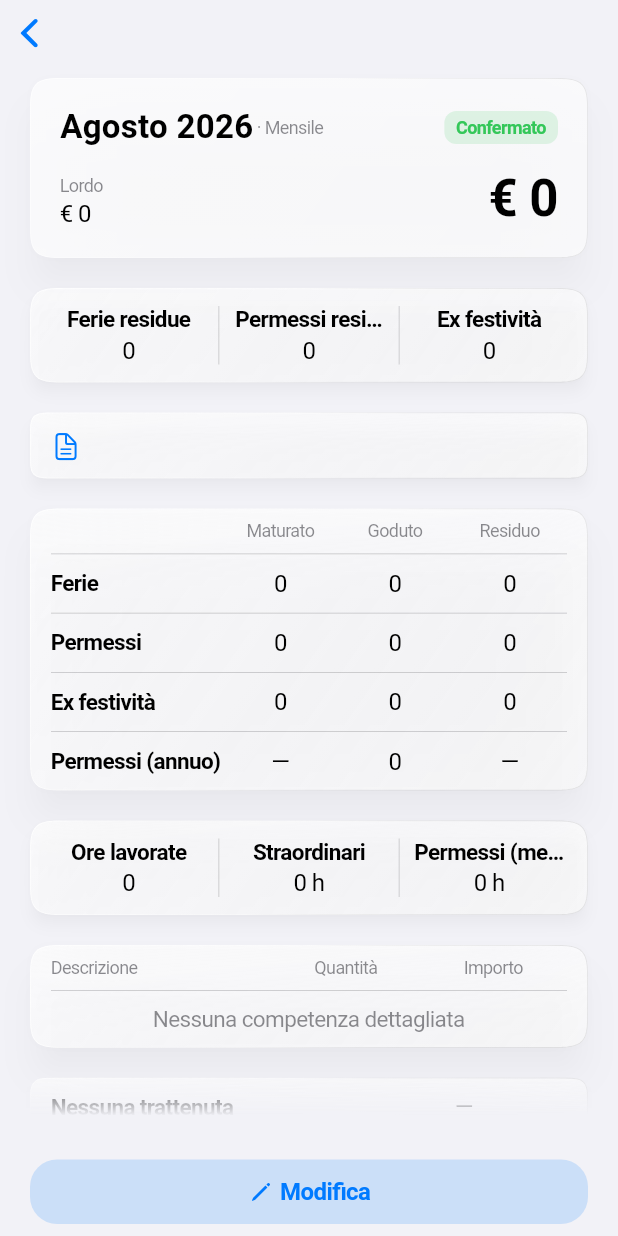
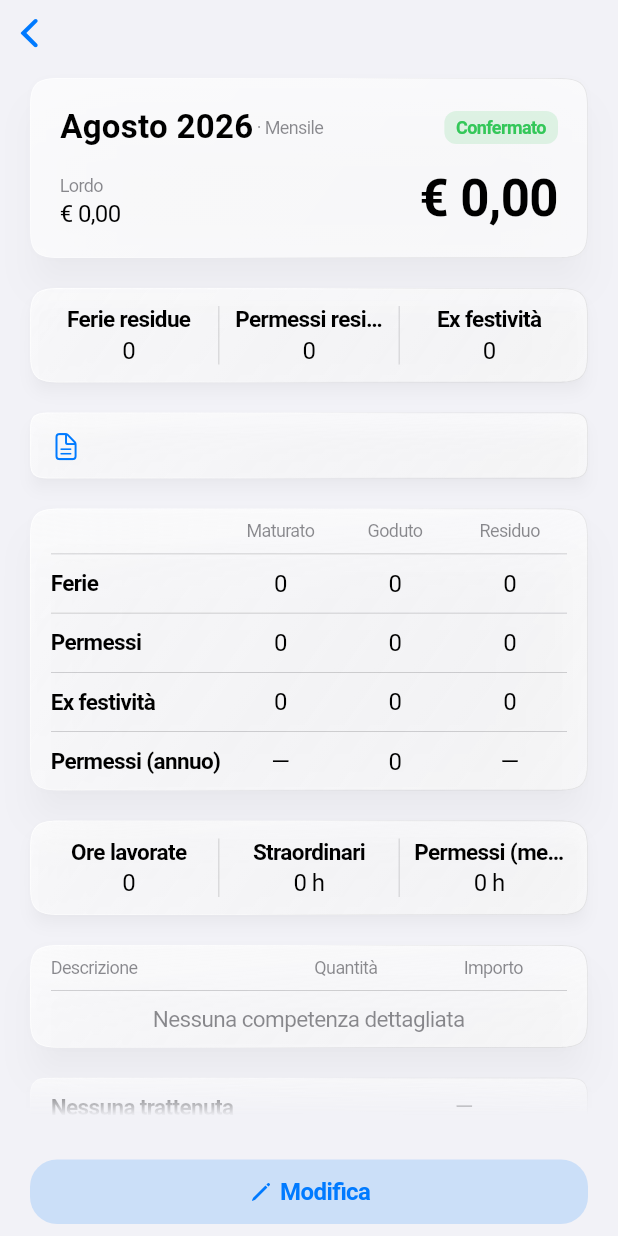
Before and after one commit to valeeerio/buts, a Flutter app: the BustaPagaDetailScreen screen opened directly with empty values, on a phone screen of 412 x 824 dp. Run offline on Flutter 3.47's test engine with Material 3 defaults, Android fonts, the light colour scheme and no system bars; our stand-ins replace drift, fl_chart, flutter_riverpod, flutter_sticky_header, open_filex, sqlite3_flutter_libs; missing offline and left inert: file_selector, syncfusion_flutter_pdf; accounts and stored records are empty; generated files the repository leaves out were written again.

Commit message:
feat: implement computeNetto function to calculate net salary from gross and deductions
- Added computeNetto function to calculate net salary by subtracting total deductions from gross salary.
- Updated BustaPaga model to include net salary calculation during save operations.
- Refactored BustaPagaDetailScreen and BustaPagaFormScreen to remove direct net salary input and display calculated net salary.
- Enhanced UI to reflect changes in net salary formatting using formatEuro function.
- Updated tests to validate net salary calculations and ensure correct parsing of salary details including new exFestivita fields.

```diff
--- a/lib/models/busta_paga.dart
+++ b/lib/models/busta_paga.dart
@@ -48,6 +48,13 @@ double computeStraordinari(List<VoceCompetenza> competenze) => competenze
     .where((voce) => voceEStraordinaria(voce.descrizione))
     .fold(0.0, (somma, voce) => somma + voce.quantita);
 
+/// Il "netto" derivato: [lordo] meno la somma di tutte le [trattenute],
+/// stessa logica di [computeLordo]/[computeStraordinari] — nessun clamp,
+/// può risultare negativo se le trattenute superano il lordo (dato di
+/// input incoerente da segnalare altrove, non da mascherare qui).
+double computeNetto(double lordo, Map<String, double> trattenute) =>
+    lordo - trattenute.values.fold(0.0, (somma, v) => somma + v);
+
 /// Dati ricavabili da una busta paga. Nomi campo allineati 1:1 a
 /// piano_progetto_finanze_personali.md §5 per rendere meccanica la futura
 /// mappatura a tabella Drift (skill drift-migration / agent
@@ -89,9 +96,11 @@ class BustaPaga {
   /// Voci di competenza individuali (es. Retribuzione ordinaria, Edr
   /// contrattuale, Straordinario per fascia). Vuota di default per
   /// retrocompatibilità con le buste paga salvate prima dell'introduzione di
-  /// questo campo. [lordo]/[straordinari] restano colonne memorizzate,
-  /// ricalcolate da questa lista al momento del salvataggio (vedi
-  /// `computeLordo`/`computeStraordinari`), non getter derivati al volo.
+  /// questo campo. [lordo]/[straordinari]/[netto] restano colonne
+  /// memorizzate, ricalcolate rispettivamente da questa lista e da
+  /// [trattenute] al momento del salvataggio (vedi
+  /// `computeLordo`/`computeStraordinari`/`computeNetto`), non getter
+  /// derivati al volo.
   final List<VoceCompetenza> competenze;
 
   final StatoVerificaBustaPaga statoVerifica;
--- a/lib/utils/busta_paga_formatting.dart
+++ b/lib/utils/busta_paga_formatting.dart
@@ -90,10 +90,27 @@ String periodoDisplayFor({required DateTime periodo, required TipoBustaPaga tipo
 /// Formatta un numero troncando a intero se il valore è intero, altrimenti
 /// mostra due cifre decimali — estratta da `_formatNumber` in
 /// `BustaPagaDetailScreen`, riusata anche da `BustaPagaSummaryHero`.
+///
+/// Usata per quantità NON monetarie (ferie, ROL, permessi, ore lavorate,
+/// straordinari, quantità delle voci di competenza) — per importi in euro
+/// usare invece [formatEuro].
 String formatNumber(double value) {
   return value == value.roundToDouble()
       ? value.toStringAsFixed(0)
       : value.toStringAsFixed(2);
+}
+
+final NumberFormat _euroFormat = NumberFormat('#,##0.00', 'it_IT');
+
+/// Formatta un importo in EURO nel formato italiano: punto come separatore
+/// delle migliaia, virgola come separatore decimale, sempre esattamente due
+/// cifre decimali (es. "1.483,54", "1.411,00") — a differenza di
+/// [formatNumber], che omette i decimali per i valori interi e non
+/// raggruppa le migliaia, e va usata solo per quantità non monetarie.
+/// Riservata a netto, lordo, importi di competenze/trattenute e ogni altro
+/// valore espresso in euro.
+String formatEuro(double value) {
+  return _euroFormat.format(value);
 }
 
 /// Converte un numero in formato italiano digitato dall'utente (punto come
--- a/lib/widgets/busta_paga_competenze_section.dart
+++ b/lib/widgets/busta_paga_competenze_section.dart
@@ -128,7 +128,7 @@ class BustaPagaCompetenzeSection extends StatelessWidget {
           Expanded(
             flex: 2,
             child: Text(
-              voce.importo == 0 ? '—' : '€ ${formatNumber(voce.importo)}',
+              voce.importo == 0 ? '—' : '€ ${formatEuro(voce.importo)}',
               style: valueStyle,
               textAlign: TextAlign.center,
             ),
--- a/lib/widgets/busta_paga_hero_card.dart
+++ b/lib/widgets/busta_paga_hero_card.dart
@@ -17,24 +17,24 @@ const _tipoLabels = {
 };
 
 /// Hero card in cima al dettaglio/form busta paga: mese, badge di stato e
-/// netto in massima evidenza. In modalità modifica il netto diventa un
-/// campo di testo e il mese/tipo sono tap-to-edit (aprono i picker del
-/// chiamante); il badge di stato resta sempre di sola lettura, non è
-/// modificabile direttamente.
+/// netto in massima evidenza. In modalità modifica il mese/tipo sono
+/// tap-to-edit (aprono i picker del chiamante); il badge di stato resta
+/// sempre di sola lettura, non è modificabile direttamente. Il netto è
+/// sempre un valore di sola lettura (derivato da lordo meno trattenute, mai
+/// un campo editabile diretto).
 ///
 /// Layout: la prima riga affianca periodo e tipo inline (es. "Luglio 2026 ·
 /// Mensile") con il badge di stato a destra; sotto, una riga a due colonne
 /// mostra il Lordo (sinistra, sempre di sola lettura — è un valore derivato
 /// da `competenze`, mai un campo editabile diretto, vedi CLAUDE.md) e il
-/// Netto (destra, il valore "hero" vero e proprio, l'unico editabile in
-/// modalità modifica).
+/// Netto (destra, il valore "hero" vero e proprio, anch'esso sempre
+/// derivato/di sola lettura).
 ///
 /// Non richiede un `BustaPaga` intero: solo `isConfermato` per il badge
 /// (il form di import, che non ha ancora una busta paga salvata, può così
 /// passare `isConfermato: false` senza fabbricare un modello fittizio),
 /// `lordoDisplay` e `nettoDisplay` (già formattati, senza simbolo "€") per
-/// i valori di sola lettura — quest'ultimo mostrato solo quando
-/// `nettoController` è `null`.
+/// i due valori.
 class BustaPagaHeroCard extends StatelessWidget {
   final bool isConfermato;
   final String periodoLabel;
@@ -42,7 +42,6 @@ class BustaPagaHeroCard extends StatelessWidget {
   final bool isEditing;
   final String lordoDisplay;
   final String nettoDisplay;
-  final TextEditingController? nettoController;
   final VoidCallback? onTapPeriodo;
   final VoidCallback? onTapTipo;
 
@@ -54,7 +53,6 @@ class BustaPagaHeroCard extends StatelessWidget {
     required this.isEditing,
     required this.lordoDisplay,
     required this.nettoDisplay,
-    this.nettoController,
     this.onTapPeriodo,
     this.onTapTipo,
   });
@@ -184,30 +182,11 @@ class BustaPagaHeroCard extends StatelessWidget {
               ),
               Expanded(
                 flex: 2,
-                child: nettoController == null
-                    ? Text(
-                        '€ $nettoDisplay',
-                        textAlign: TextAlign.right,
-                        style: heroAmountStyle,
-                      )
-                    : Row(
-                        mainAxisAlignment: MainAxisAlignment.end,
-                        children: [
-                          Text('€ ', style: heroAmountStyle),
-                          Expanded(
-                            child: CupertinoTextField(
-                              controller: nettoController,
-                              placeholder: '0',
-                              textAlign: TextAlign.right,
-                              keyboardType: const TextInputType.numberWithOptions(
-                                  decimal: true, signed: false),
-                              decoration: const BoxDecoration(),
-                              padding: EdgeInsets.zero,
-                              style: heroAmountStyle,
-                            ),
-                          ),
-                        ],
-                      ),
+                child: Text(
+                  '€ $nettoDisplay',
+                  textAlign: TextAlign.right,
+                  style: heroAmountStyle,
+                ),
               ),
             ],
           ),
--- a/lib/widgets/busta_paga_list_item.dart
+++ b/lib/widgets/busta_paga_list_item.dart
@@ -68,7 +68,7 @@ class BustaPagaListItem extends StatelessWidget {
               ),
             ),
             Text(
-              '€ ${formatNumber(bustaPaga.netto)}',
+              '€ ${formatEuro(bustaPaga.netto)}',
               style: AppTextStyles.cardAmount.copyWith(
                 color: labelPrimary,
                 fontWeight: FontWeight.w400,
--- a/lib/widgets/busta_paga_summary_hero.dart
+++ b/lib/widgets/busta_paga_summary_hero.dart
@@ -75,7 +75,7 @@ class BustaPagaSummaryHero extends StatelessWidget {
                     ),
                     const SizedBox(height: AppSpacing.sm),
                     Text(
-                      '€ ${formatNumber(bustaPaga.netto)}',
+                      '€ ${formatEuro(bustaPaga.netto)}',
                       style: AppTextStyles.greeting.copyWith(
                         color: labelPrimary,
                         fontWeight: FontWeight.w400,
```
Also changed, not shown: lib/screens/buste_paga/busta_paga_detail_screen.dart (+62 -43 lines), lib/screens/buste_paga/busta_paga_form_screen.dart (+42 -33 lines), lib/screens/buste_paga/buste_paga_statistiche_screen.dart (+25 -6 lines), lib/services/busta_paga_regex_parser.dart (+18 -7 lines), 3 other files.
